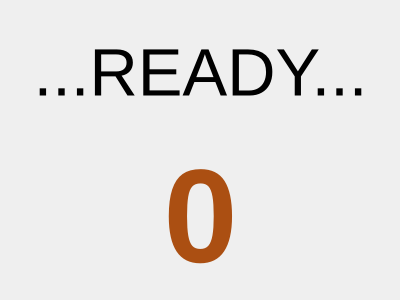
Above: ReadyPoster.ui from xintrea/movenoid before the change. Below: the same form after it.
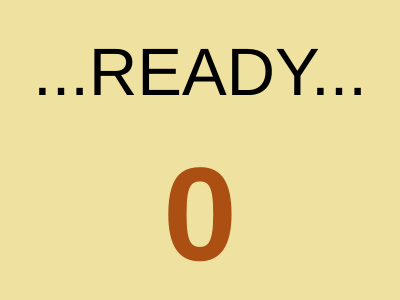
That is the form after the change.

```diff
--- a/ReadyPoster.ui
+++ b/ReadyPoster.ui
@@ -10,18 +10,75 @@
     <height>300</height>
    </rect>
   </property>
+  <property name="palette">
+   <palette>
+    <active>
+     <colorrole role="Base">
+      <brush brushstyle="SolidPattern">
+       <color alpha="255">
+        <red>255</red>
+        <green>255</green>
+        <blue>255</blue>
+       </color>
+      </brush>
+     </colorrole>
+     <colorrole role="Window">
+      <brush brushstyle="SolidPattern">
+       <color alpha="255">
+        <red>239</red>
+        <green>226</green>
+        <blue>160</blue>
+       </color>
+      </brush>
+     </colorrole>
+    </active>
+    <inactive>
+     <colorrole role="Base">
+      <brush brushstyle="SolidPattern">
+       <color alpha="255">
+        <red>255</red>
+        <green>255</green>
+        <blue>255</blue>
+       </color>
+      </brush>
+     </colorrole>
+     <colorrole role="Window">
+      <brush brushstyle="SolidPattern">
+       <color alpha="255">
+        <red>239</red>
+        <green>226</green>
+        <blue>160</blue>
+       </color>
+      </brush>
+     </colorrole>
+    </inactive>
+    <disabled>
+     <colorrole role="Base">
+      <brush brushstyle="SolidPattern">
+       <color alpha="255">
+        <red>239</red>
+        <green>226</green>
+        <blue>160</blue>
+       </color>
+      </brush>
+     </colorrole>
+     <colorrole role="Window">
+      <brush brushstyle="SolidPattern">
+       <color alpha="255">
+        <red>239</red>
+        <green>226</green>
+        <blue>160</blue>
+       </color>
+      </brush>
+     </colorrole>
+    </disabled>
+   </palette>
+  </property>
   <property name="windowTitle">
    <string>Dialog</string>
   </property>
-  <widget class="QWidget" name="verticalLayoutWidget">
-   <property name="geometry">
-    <rect>
-     <x>10</x>
-     <y>10</y>
-     <width>381</width>
-     <height>281</height>
-    </rect>
-   </property>
+  <layout class="QVBoxLayout" name="verticalLayout_2">
+   <item>
    <layout class="QVBoxLayout" name="verticalLayout">
     <item>
      <widget class="QLabel" name="readyLabel">
@@ -120,7 +177,8 @@
      </widget>
     </item>
    </layout>
-  </widget>
+   </item>
+  </layout>
  </widget>
  <resources/>
  <connections/>
```
Lines whose indentation alone changed are shown as unchanged.
